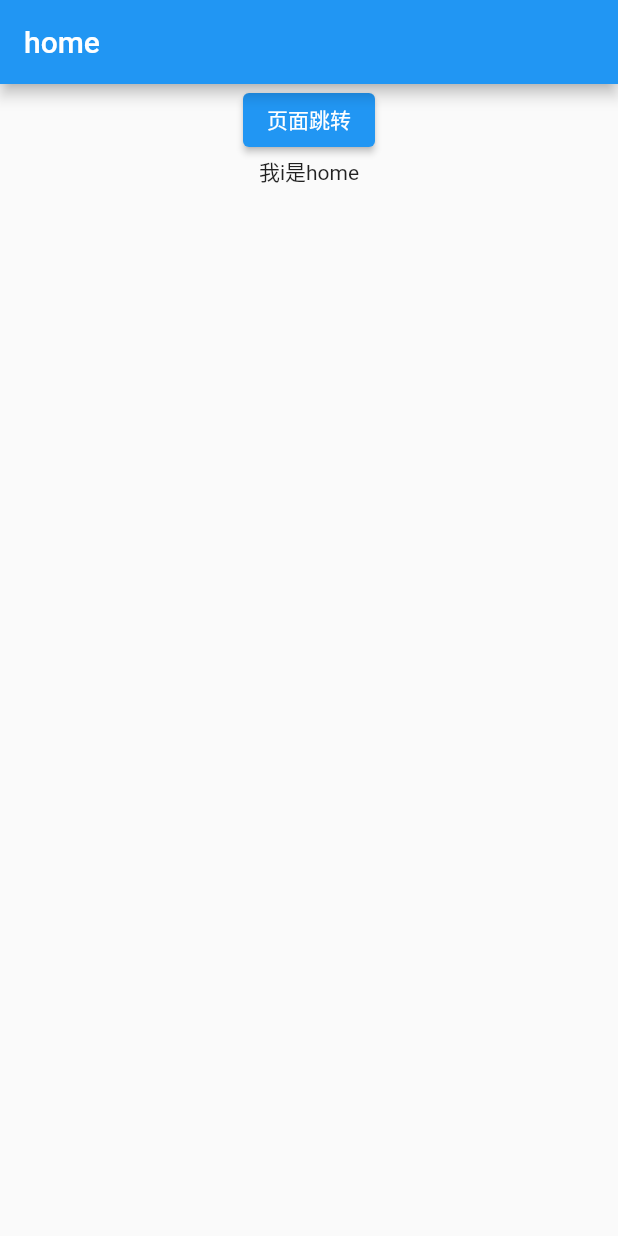
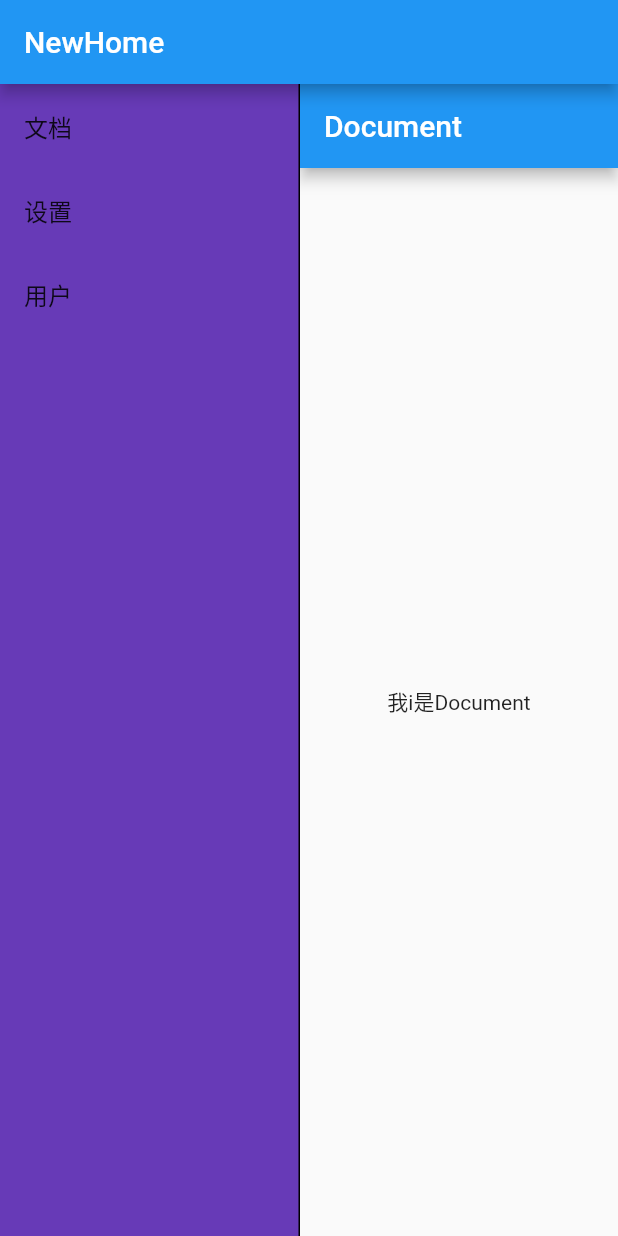
Before and after one commit to AKA-LinCoder/desktop_project, a Flutter app: the screen it shows after launch, on a phone screen of 412 x 824 dp. Run offline on Flutter 3.47's test engine with Material 2 defaults, Android fonts, the phone set to English and light mode, and no system bars; our stand-ins replace go_router, realm; missing offline and left inert: clipboard, contextmenu, contextual_menu, hotkey_manager, local_notifier, screen_capturer and 2 more; generated files the repository leaves out were written again.

Commit message:
go_router实现嵌套路由

```diff
--- /dev/null
+++ b/lib/pages/new_home.dart
@@ -0,0 +1,56 @@
+import 'package:flutter/material.dart';
+import 'package:go_router/go_router.dart';
+
+class NewHomePage extends StatefulWidget {
+  Widget child;
+  NewHomePage({Key? key,required this.child}) : super(key: key);
+
+  @override
+  State<NewHomePage> createState() => _NewHomePageState();
+}
+
+class _NewHomePageState extends State<NewHomePage> {
+  @override
+  Widget build(BuildContext context) {
+    return  Scaffold(
+      appBar: AppBar(
+        title: const Text("NewHome"),
+      ),
+      body:Row(
+        children: [
+          Container(
+            width: 200,
+            decoration: const BoxDecoration(
+              color: Colors.deepPurple,
+              border: Border(
+                right: BorderSide(width: 1,color: Colors.black)
+              )
+            ),
+            child: ListView(
+              children: [
+                ListTile(title: Text("文档"),
+                onTap: (){
+                  //替换路由
+                  context.goNamed("document");
+                },),
+                ListTile(title: Text("设置"),
+                  onTap: (){
+                    context.goNamed("setting",queryParameters: {"settingId":"456"});
+                  },),
+                ListTile(title: Text("用户"),
+                  onTap: (){
+                    context.goNamed("user",pathParameters: {"uid":"123"});
+                  },),
+              ],
+            ),
+          ),
+          Expanded(child: Container(
+            height: double.infinity,
+            color: Colors.red,
+            child: widget.child,
+          )),
+        ],
+      ),
+    );
+  }
+}
--- a/lib/router/router.dart
+++ b/lib/router/router.dart
@@ -1,13 +1,83 @@
  import 'package:desktop_project/pages/document.dart';
 import 'package:desktop_project/pages/home.dart';
+import 'package:desktop_project/pages/new_home.dart';
 import 'package:desktop_project/pages/user.dart';
 import 'package:flutter/material.dart';
 import 'package:go_router/go_router.dart';
 
 import '../pages/setting.dart';
  final GoRouter router = GoRouter(
-   initialLocation: "/", //初始化路由
+   initialLocation: "/documentPage", //初始化路由
    routes: <RouteBase>[
+     //每次切换都会触发
+     ShellRoute(
+       builder: (context,state,child){
+         return  NewHomePage(child: child,);
+       },
+       routes: [
+         GoRoute(
+           path: '/documentPage',
+           name: "document",
+
+           // builder: (BuildContext context, GoRouterState state) {
+           //   return const DocumentPage();
+           // },
+           pageBuilder: (context, state) {
+             return CustomTransitionPage(
+               key: state.pageKey,
+               child: const DocumentPage(),
+               transitionsBuilder: (context, animation, secondaryAnimation, child) {
+                 // Change the opacity of the screen using a Curve based on the the animation's
+                 // value
+                 return FadeTransition(
+                   opacity:
+                   CurveTween(curve: Curves.easeInOutCirc).animate(animation),
+                   child: child,
+                 );
+               },
+             );
+           },
+         ),
+         GoRoute(
+           path: '/settingPage',
+           name: "setting",
+           pageBuilder: (context, state) {
+             return CustomTransitionPage(
+               key: state.pageKey,
+               child: SettingPage(settingId: state.queryParameters["settingId"],),
+               transitionsBuilder: (context, animation, secondaryAnimation, child) {
+                 // Change the opacity of the screen using a Curve based on the the animation's
+                 // value
+                 return FadeTransition(
+                   opacity:
+                   CurveTween(curve: Curves.easeInOutCirc).animate(animation),
+                   child: child,
+                 );
+               },
+             );
+           },
+         ),
+         GoRoute(
+           path: '/userPage/:uid',
+           name: "user",
+           pageBuilder: (context, state) {
+             return CustomTransitionPage(
+               key: state.pageKey,
+               child:  UserPage(uid: state.pathParameters['uid'],),
+               transitionsBuilder: (context, animation, secondaryAnimation, child) {
+                 // Change the opacity of the screen using a Curve based on the the animation's
+                 // value
+                 return FadeTransition(
+                   opacity:
+                   CurveTween(curve: Curves.easeInOutCirc).animate(animation),
+                   child: child,
+                 );
+               },
+             );
+           },
+         ),
+       ]
+     ),
      // GoRoute(
      //   path: '/',
      //   builder: (BuildContext context, GoRouterState state) {
@@ -22,33 +92,13 @@ import '../pages/setting.dart';
      //     ),
      //   ],
      // ),
-     GoRoute(
-       path: '/',
-       name: "home",
-       builder: (BuildContext context, GoRouterState state) {
-         return const HomePage();
-       },
-     ),
-     GoRoute(
-       path: '/documentPage',
-       name: "document",
-       builder: (BuildContext context, GoRouterState state) {
-         return const DocumentPage();
-       },
-     ),
-     GoRoute(
-       path: '/settingPage',
-       name: "setting",
-       builder: (BuildContext context, GoRouterState state) {
-         return  SettingPage(settingId: state.queryParameters["settingId"],);
-       },
-     ),
-     GoRoute(
-       path: '/userPage/:uid',
-       name: "user",
-       builder: (BuildContext context, GoRouterState state) {
-         return  UserPage(uid: state.pathParameters['uid'],);
-       },
-     ),
+     // GoRoute(
+     //   path: '/',
+     //   name: "home",
+     //   builder: (BuildContext context, GoRouterState state) {
+     //     return const HomePage();
+     //   },
+     // ),
+
    ],
  );
```
